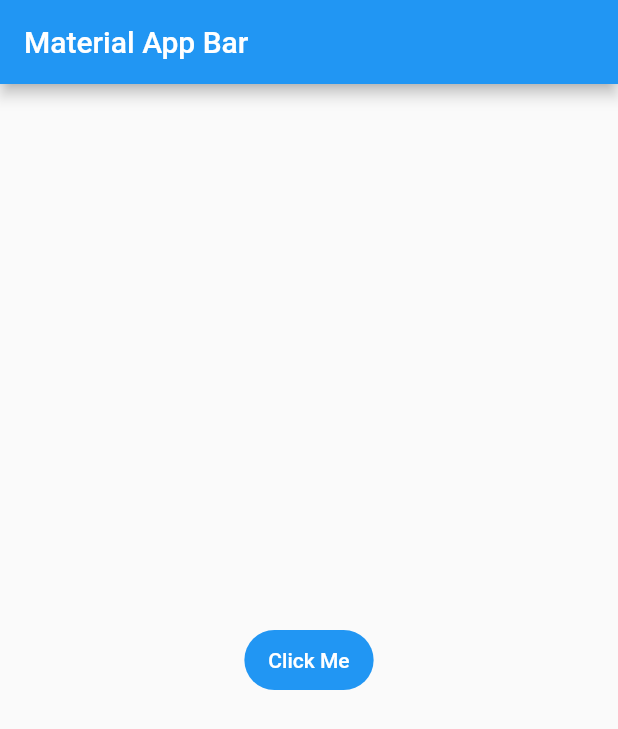
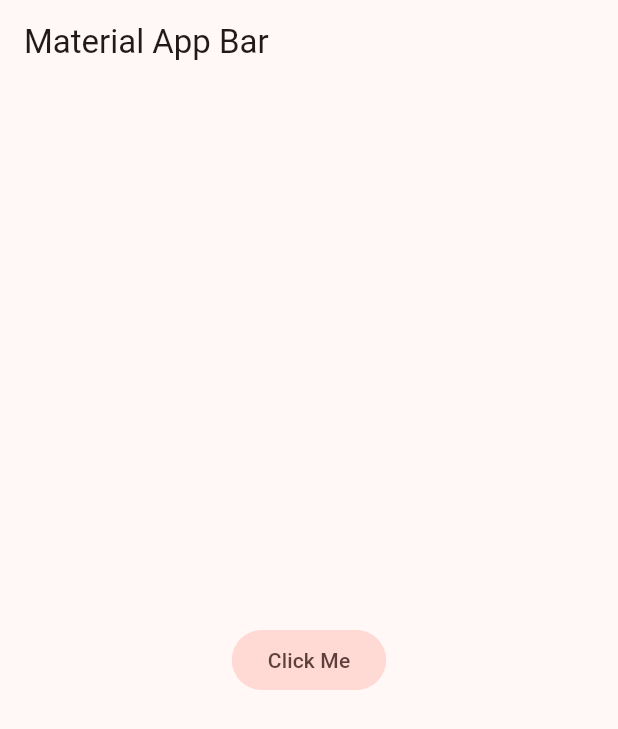
Before and after one commit to DavidCastelloBatet/chat_app_flutter_md3, a Flutter app: the screen it shows after launch, on a phone screen of 412 x 824 dp. Shown: the top 729 px of the screen. Run offline on Flutter 3.47's test engine with Material 2 defaults, Android fonts, the phone set to English and light mode, and no system bars.

Commit message:
estilo global de la aplicacion

```diff
--- /dev/null
+++ b/lib/config/theme/app_theme.dart
@@ -0,0 +1,31 @@
+import 'package:flutter/material.dart';
+
+const _customColor = Color(0xFF49149F);
+
+const List<Color> _colorTheme = [
+  _customColor,
+  Colors.blue,
+  Colors.teal,
+  Colors.green,
+  Colors.yellow,
+  Colors.orange,
+  Colors.red,
+];
+
+class AppTheme {
+  final int selectedColor;
+
+  AppTheme({this.selectedColor = 0})
+      : assert(
+          selectedColor >= 0 && selectedColor <= _colorTheme.length - 1,
+          'Colores deben ser entre 0 y ${_colorTheme.length}',
+        );
+
+  ThemeData theme() {
+    return ThemeData(
+      useMaterial3: true,
+      colorSchemeSeed: _colorTheme[selectedColor],
+      //brightness: Brightness.dark,
+    );
+  }
+}
--- a/lib/main.dart
+++ b/lib/main.dart
@@ -1,3 +1,4 @@
+import 'package:chat_app/config/theme/app_theme.dart';
 import 'package:flutter/material.dart';
 
 void main() => runApp(const MyApp());
@@ -9,6 +10,7 @@ class MyApp extends StatelessWidget {
   Widget build(BuildContext context) {
     return MaterialApp(
       debugShowCheckedModeBanner: false,
+      theme: AppTheme(selectedColor: 6).theme(),
       title: 'Chat App',
       home: Scaffold(
         appBar: AppBar(
```
